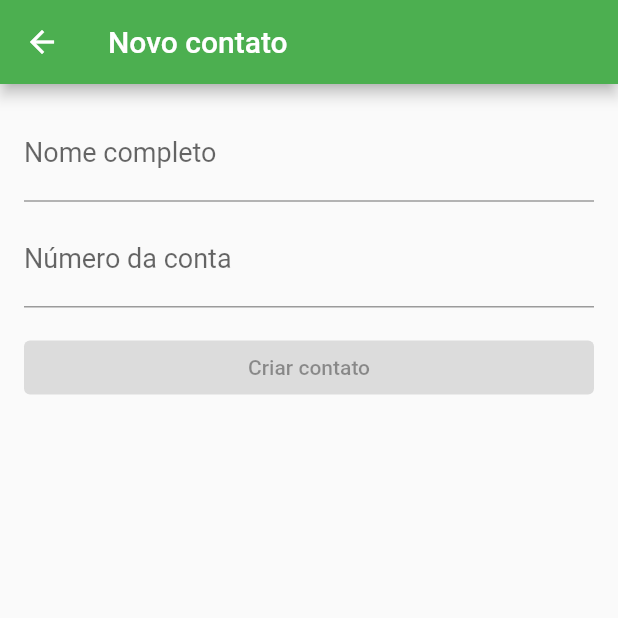
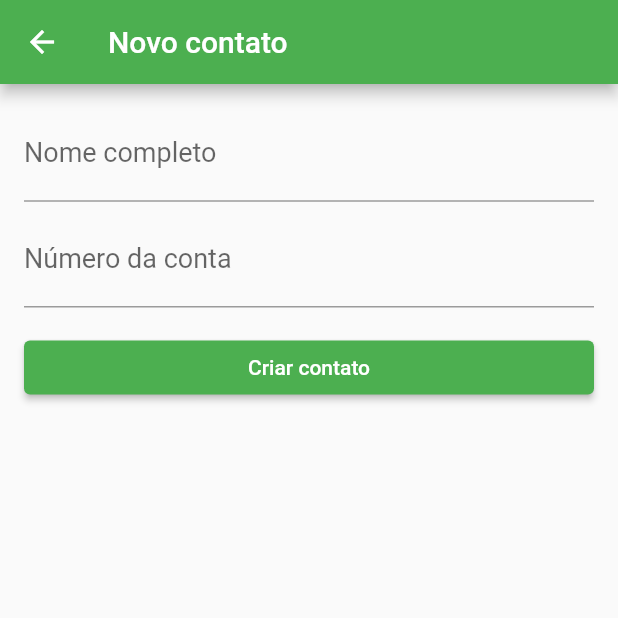
Before and after one commit to konhevalic/bytebank, a Flutter app: the FormularioContatos screen opened directly, on a phone screen of 412 x 824 dp, the top half of it. Run offline on Flutter 3.47's test engine with Material 2 defaults, Android fonts, the phone set to English and light mode, and no system bars; our stand-ins replace sqflite; accounts and stored records are empty.

Commit message:
integrando o banco de dados

```diff
--- a/lib/main.dart
+++ b/lib/main.dart
@@ -1,10 +1,13 @@
+import 'package:bytebank/database/app_database.dart';
 import 'package:bytebank/screens/dashboard.dart';
-import 'package:bytebank/screens/formulario_contatos.dart';
 import 'package:flutter/material.dart';
+
+import 'models/contato.dart';
 
 void main() {
   runApp(const ByteBankApp());
 }
+
 
 class ByteBankApp extends StatelessWidget {
   const ByteBankApp({Key? key}) : super(key: key);
--- /dev/null
+++ b/lib/models/contato.dart
@@ -0,0 +1,16 @@
+class Contato {
+  final int id;
+  final String name;
+  final int accountNumber;
+
+  Contato(
+    this.id,
+    this.name,
+    this.accountNumber
+  );
+
+  @override
+  String toString() {
+    return 'Contato{id: $id, name: $name, accountNumber: $accountNumber}';
+  }
+}
--- a/lib/screens/dashboard.dart
+++ b/lib/screens/dashboard.dart
@@ -25,7 +25,7 @@ class Dashboard extends StatelessWidget {
                 child: InkWell(
                   onTap: () {
                     Navigator.of(context).push(MaterialPageRoute(builder: (BuildContext context) {
-                      return const ListaContatos();
+                      return ListaContatos();
                     }));
                   },
                   child: Container(
--- a/lib/screens/formulario_contatos.dart
+++ b/lib/screens/formulario_contatos.dart
@@ -1,7 +1,17 @@
+import 'package:bytebank/models/contato.dart';
 import 'package:flutter/material.dart';
 
-class FormularioContatos extends StatelessWidget {
+class FormularioContatos extends StatefulWidget {
   const FormularioContatos ({ Key? key }) : super(key: key);
+
+  @override
+  State<FormularioContatos> createState() => _FormularioContatosState();
+}
+
+class _FormularioContatosState extends State<FormularioContatos> {
+
+  final TextEditingController _nameController = TextEditingController();
+  final TextEditingController _accountNumberController = TextEditingController();
 
   @override
   Widget build(BuildContext context) {
@@ -12,9 +22,10 @@ class FormularioContatos extends StatelessWidget {
       body: Padding(
         padding: const EdgeInsets.all(16.0),
         child: Column(
-          children: const [
+          children: [
             TextField(
-              decoration: InputDecoration(
+              controller: _nameController,
+              decoration: const InputDecoration(
                 labelText: 'Nome completo'
               ),
               style: TextStyle(fontSize: 18.0),
@@ -22,7 +33,8 @@ class FormularioContatos extends StatelessWidget {
             Padding(
               padding: EdgeInsets.only(top: 8.0),
               child: TextField(
-                decoration: InputDecoration(
+                controller: _accountNumberController,
+                decoration: const InputDecoration(
                   labelText: 'Número da conta'
                 ),
                 style: TextStyle(fontSize: 18.0),
@@ -34,8 +46,13 @@ class FormularioContatos extends StatelessWidget {
               child: SizedBox(
                 width: double.maxFinite,
                 child: ElevatedButton(
-                  onPressed: null,
-                  child: Text('Criar contato')
+                  child: const Text('Criar contato'),
+                  onPressed: () {
+                    final String name = _nameController.text;
+                    final int? accountNumber = int.tryParse(_accountNumberController.text);
+                    final Contato novoContato = Contato(0, name, accountNumber!);
+                    Navigator.pop(context, novoContato);
+                  }
                 ),
               ),
             )
--- a/pubspec.yaml
+++ b/pubspec.yaml
@@ -29,7 +29,8 @@ environment:
 dependencies:
   flutter:
     sdk: flutter
-
+  sqflite:
+  path:
 
   # The following adds the Cupertino Icons font to your application.
   # Use with the CupertinoIcons class for iOS style icons.
```
Also changed, not shown: lib/database/app_database.dart (added, +41 -0 lines), lib/screens/lista_contatos.dart (+49 -10 lines), pubspec.lock.
